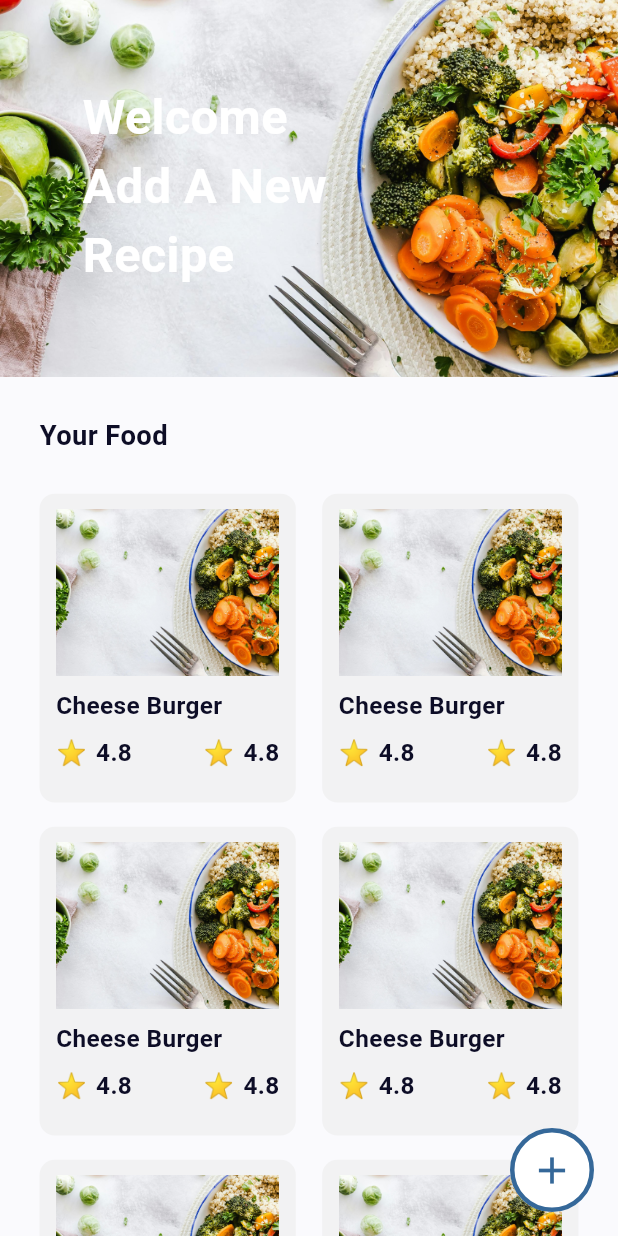
After one commit to abootarek/meals_App_Sqflite, a Flutter app: the HomeScreen screen opened by its route, on a phone screen of 412 x 824 dp. The commit adds this screen. Run offline on Flutter 3.47's test engine with Material 3 defaults, Android fonts, the phone set to English and light mode, and no system bars; our stand-ins replace flutter_screenutil, smooth_page_indicator.

Commit message:
finsh Home Screen

```diff
--- a/lib/core/theming/style_app.dart
+++ b/lib/core/theming/style_app.dart
@@ -21,7 +21,6 @@ class TextStyles {
     fontSize: 14.sp,
     color: ColorsApp.gray,
   );
-
 
   static final TextStyle font16Gray = TextStyle(
     fontSize: 16.sp,
@@ -98,11 +97,11 @@ class TextStyles {
     color: ColorsApp.gray,
     fontWeight: FontWeightHelper.medium,
   );
-  //   static final TextStyle font14Gray = TextStyle(
-  //   fontSize: 12.sp,
-  //   // fontWeight: FontWeightHelper.regular,
-  //   color: ColorsApp.gray,
-  // );
+  static final TextStyle font32White = TextStyle(
+    fontSize: 32.sp,
+    fontWeight: FontWeightHelper.bold,
+    color: ColorsApp.whiteColor,
+  );
   static final TextStyle font12LightGray = TextStyle(
     fontSize: 12.sp,
     fontWeight: FontWeightHelper.thin,
--- a/lib/featuers/home/ui/home_screen.dart
+++ b/lib/featuers/home/ui/home_screen.dart
@@ -1,10 +1,43 @@
 import 'package:flutter/material.dart';
+import 'package:flutter_screenutil/flutter_screenutil.dart';
+import 'package:meleapp/core/helper/sixe_box.dart';
+import 'package:meleapp/core/theming/colors_app.dart';
+import 'package:meleapp/featuers/home/ui/widgets/grid_view_builder_custom.dart';
+import 'package:meleapp/featuers/home/ui/widgets/stack_image_and_text.dart';
 
 class HomeScreen extends StatelessWidget {
   const HomeScreen({super.key});
 
   @override
   Widget build(BuildContext context) {
-    return const Placeholder();
+    return Scaffold(
+      floatingActionButton: FloatingActionButton(
+        hoverElevation: 0,
+        focusElevation: 0,
+        elevation: 0,
+        shape: const CircleBorder(
+          side: BorderSide(
+            color: ColorsApp.mainBlue,
+            width: 3,
+          ),
+        ),
+        backgroundColor: ColorsApp.whiteColor,
+        child: const Icon(
+          Icons.add,
+          color: ColorsApp.mainBlue,
+          size: 30,
+        ),
+        onPressed: () {},
+      ),
+      body: SingleChildScrollView(
+        child: Column(
+          children: [
+            StackImageAndTextCustom(),
+            verticalSpace(25.h),
+            GridViewBuilderCustom(),
+          ],
+        ),
+      ),
+    );
   }
 }
--- /dev/null
+++ b/lib/featuers/home/ui/widgets/grid_view_builder_custom.dart
@@ -0,0 +1,42 @@
+import 'package:flutter/material.dart';
+import 'package:flutter_screenutil/flutter_screenutil.dart';
+import 'package:meleapp/core/helper/sixe_box.dart';
+import 'package:meleapp/core/theming/style_app.dart';
+import 'package:meleapp/featuers/home/ui/widgets/item_grid_view_builder.dart';
+
+class GridViewBuilderCustom extends StatelessWidget {
+  const GridViewBuilderCustom({super.key});
+
+  @override
+  Widget build(BuildContext context) {
+    return Padding(
+      padding: EdgeInsets.symmetric(horizontal: 24.w),
+      child: Column(
+        mainAxisAlignment: MainAxisAlignment.start,
+        crossAxisAlignment: CrossAxisAlignment.start,
+        children: [
+          Text(
+            'Your Food',
+            style: TextStyles.font18DarkBlack,
+          ),
+          verticalSpace(25.h),
+          GridView.builder(
+            padding: EdgeInsets.zero,
+            shrinkWrap: true,
+            physics: const NeverScrollableScrollPhysics(),
+            gridDelegate: SliverGridDelegateWithFixedCrossAxisCount(
+              crossAxisCount: 2,
+              childAspectRatio: 0.83,
+              crossAxisSpacing: 16.w,
+              mainAxisSpacing: 16.h,
+            ),
+            itemBuilder: (context, index) {
+              return ItemGridViewCustom();
+            },
+            itemCount: 8,
+          ),
+        ],
+      ),
+    );
+  }
+}
--- /dev/null
+++ b/lib/featuers/home/ui/widgets/item_grid_view_builder.dart
@@ -0,0 +1,58 @@
+import 'package:flutter/material.dart';
+import 'package:flutter_screenutil/flutter_screenutil.dart';
+import 'package:meleapp/core/helper/sixe_box.dart';
+import 'package:meleapp/core/theming/colors_app.dart';
+import 'package:meleapp/core/theming/style_app.dart';
+
+class ItemGridViewCustom extends StatelessWidget {
+  const ItemGridViewCustom({super.key});
+
+  @override
+  Widget build(BuildContext context) {
+    return Container(
+      height: 350.h,
+      decoration: BoxDecoration(
+          borderRadius: BorderRadius.circular(10.r),
+          color: ColorsApp.mistyGrey),
+      child: Padding(
+        padding: EdgeInsets.symmetric(horizontal: 10.w, vertical: 10.h),
+        child: Column(
+          spacing: 8.h,
+          crossAxisAlignment: CrossAxisAlignment.start,
+          children: [
+            Image.asset(
+              'assets/image/image5.png',
+              height: 110.h,
+              fit: BoxFit.cover,
+            ),
+            Text(
+              'Cheese Burger',
+              style: TextStyles.font16DarkBlackSemiBold,
+            ),
+            Row(children: [
+              Text(
+                '⭐',
+                style: TextStyles.font16DarkBlackSemiBold,
+              ),
+              horizontalSpace(5.w),
+              Text(
+                '4.8',
+                style: TextStyles.font16DarkBlackSemiBold,
+              ),
+              Spacer(),
+              Text(
+                '⭐',
+                style: TextStyles.font16DarkBlackSemiBold,
+              ),
+              horizontalSpace(5.w),
+              Text(
+                '4.8',
+                style: TextStyles.font16DarkBlackSemiBold,
+              ),
+            ]),
+          ],
+        ),
+      ),
+    );
+  }
+}
--- /dev/null
+++ b/lib/featuers/home/ui/widgets/stack_image_and_text.dart
@@ -0,0 +1,41 @@
+import 'package:flutter/material.dart';
+import 'package:meleapp/core/theming/style_app.dart';
+
+class StackImageAndTextCustom extends StatelessWidget {
+  const StackImageAndTextCustom({super.key});
+
+  @override
+  Widget build(BuildContext context) {
+    return SafeArea(
+      child: Stack(
+        children: [
+          Image.asset(
+            'assets/image/image5.png',
+            fit: BoxFit.cover,
+          ),
+          Positioned(
+            top: 55,
+            left: 55,
+            child: Column(
+              crossAxisAlignment: CrossAxisAlignment.start,
+              children: [
+                Text(
+                  'Welcome',
+                  style: TextStyles.font32White,
+                ),
+                Text(
+                  'Add A New ',
+                  style: TextStyles.font32White,
+                ),
+                Text(
+                  'Recipe',
+                  style: TextStyles.font32White,
+                ),
+              ],
+            ),
+          ),
+        ],
+      ),
+    );
+  }
+}
```
Also changed, not shown: assets/image/image5.png (added).
